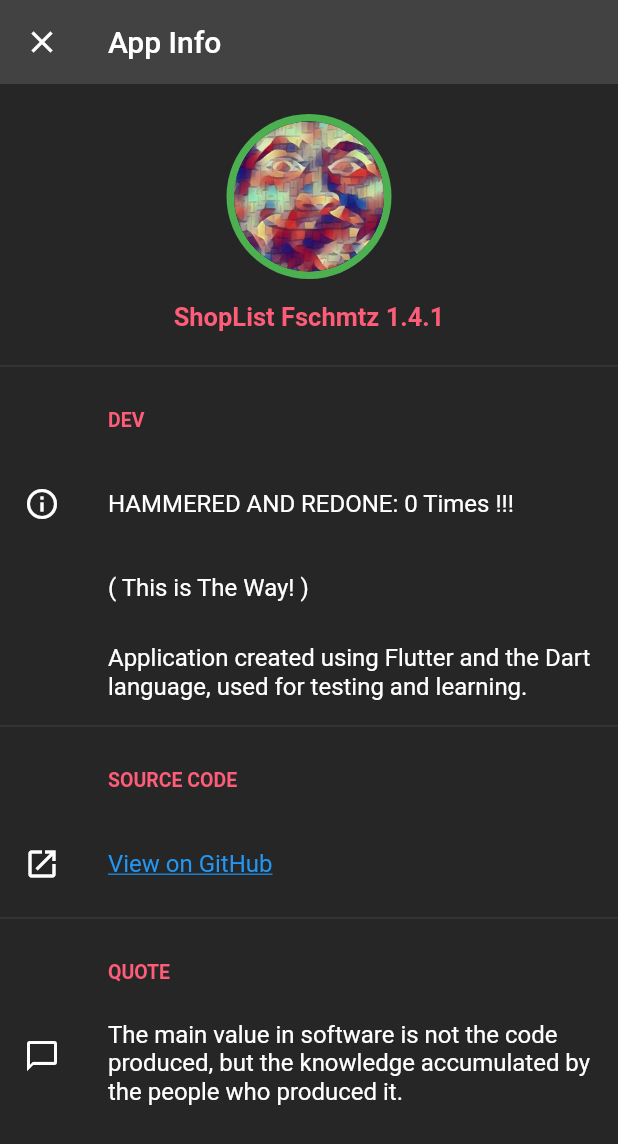
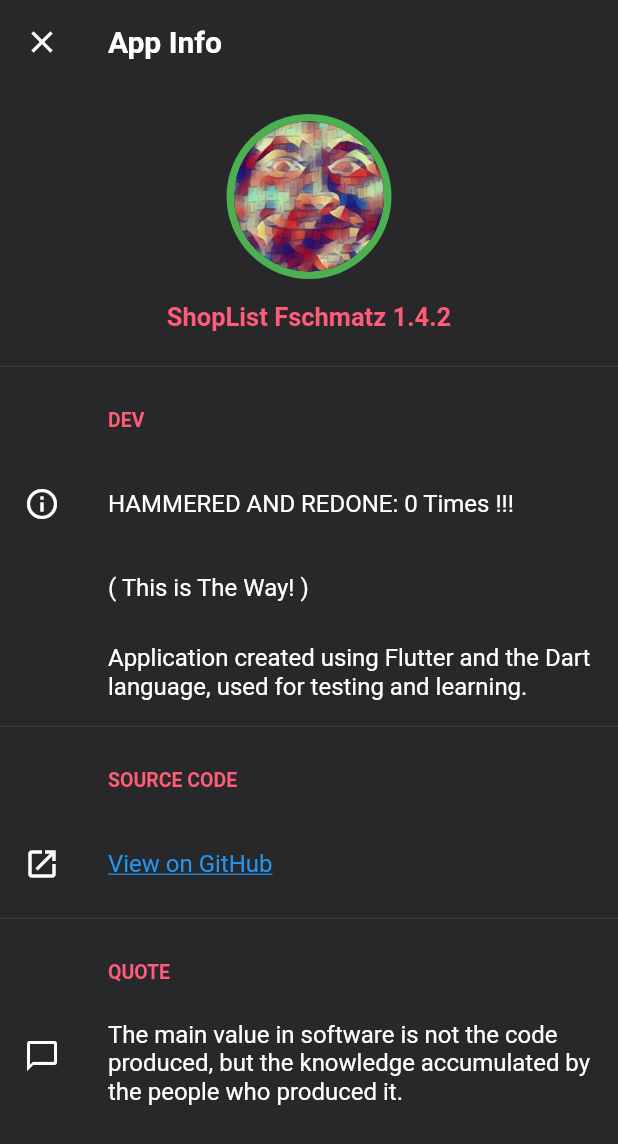
Before and after one commit to Fschmatz/shoppinglistfschmtz, a Flutter app: the SettingsPage screen opened directly, after a tap on "App Info", on a phone screen of 412 x 824 dp. Shown: the top 1144 px of the screen. Run offline on Flutter 3.47's test engine with Material 2 defaults, Android fonts, the phone set to English and light mode, and no system bars; our stand-ins replace flutter_colorpicker, shared_preferences, sqflite; missing offline and left inert: flutter_animator; accounts and stored records are empty.

Commit message:
Update 1.4.2

```diff
--- a/lib/configs/appInfoPage.dart
+++ b/lib/configs/app_info_page.dart
@@ -3,6 +3,8 @@ import 'package:url_launcher/url_launcher.dart';
 import '../util/changelog.dart';
 
 class AppInfoPage extends StatelessWidget {
+  AppInfoPage({Key key}) : super(key: key);
+
 
   _launchGithub() async {
     const url = 'https://github.com/Fschmatz/shoppinglistfschmtz';
@@ -13,18 +15,18 @@ class AppInfoPage extends StatelessWidget {
     }
   }
 
-  Color themeColorApp = Color(0xFFFF5C78);
+  Color themeColorApp = const Color(0xFFFF5C78);
 
   @override
   Widget build(BuildContext context) {
     return Scaffold(
         appBar: AppBar(
-          title: Text("App Info"),
+          title: const Text("App Info"),
           elevation: 0,
         ),
         body: ListView(children: <Widget>[
           const SizedBox(height: 20),
-          CircleAvatar(
+          const CircleAvatar(
             radius: 55,
             backgroundColor: Colors.green,
             child: CircleAvatar(
@@ -43,7 +45,7 @@ class AppInfoPage extends StatelessWidget {
           const SizedBox(height: 15),
           const Divider(),
           ListTile(
-            leading: SizedBox(
+            leading: const SizedBox(
               height: 0.1,
             ),
             title: Text("Dev".toUpperCase(),
@@ -52,7 +54,7 @@ class AppInfoPage extends StatelessWidget {
                     fontWeight: FontWeight.w700,
                     color: themeColorApp)),
           ),
-          ListTile(
+          const ListTile(
             leading: Icon( Icons.info_outline),
             title: Text(
               "HAMMERED AND REDONE: 0 Times !!!",
@@ -61,7 +63,7 @@ class AppInfoPage extends StatelessWidget {
               ),
             ),
           ),
-          ListTile(
+          const ListTile(
             leading: SizedBox(
               height: 0.1,
             ),
@@ -72,7 +74,7 @@ class AppInfoPage extends StatelessWidget {
               ),
             ),
           ),
-          ListTile(
+          const ListTile(
             leading: SizedBox(
               height: 0.1,
             ),
@@ -85,7 +87,7 @@ class AppInfoPage extends StatelessWidget {
           ),
           const Divider(),
           ListTile(
-            leading: SizedBox(
+            leading: const SizedBox(
               height: 0.1,
             ),
             title: Text("Source Code".toUpperCase(),
@@ -96,15 +98,15 @@ class AppInfoPage extends StatelessWidget {
           ),
           ListTile(
             onTap: () {_launchGithub();},
-            leading: Icon(Icons.open_in_new_outlined),
-            title: Text("View on GitHub",
+            leading: const Icon(Icons.open_in_new_outlined),
+            title: const Text("View on GitHub",
                 style: TextStyle(
                     decoration: TextDecoration.underline,
                     color: Colors.blue)),
           ),
           const Divider(),
           ListTile(
-            leading: SizedBox(
+            leading: const SizedBox(
               height: 0.1,
             ),
             title: Text("Quote".toUpperCase(),
@@ -113,7 +115,7 @@ class AppInfoPage extends StatelessWidget {
                     fontWeight: FontWeight.w700,
                     color: themeColorApp)),
           ),
-          ListTile(
+          const ListTile(
             leading: Icon(Icons.messenger_outline),
             title: Text(
               "The main value in software is not the code produced, but the knowledge accumulated by the people who produced it.",
--- a/lib/configs/settingsPage.dart
+++ b/lib/configs/settings_page.dart
@@ -2,8 +2,8 @@ import 'package:flutter/material.dart';
 import 'package:shoppinglistfschmtz/util/theme.dart';
 import '../util/changelog.dart';
 import 'package:provider/provider.dart';
-import 'appInfoPage.dart';
-import 'changelogPage.dart';
+import 'app_info_page.dart';
+import 'changelog_page.dart';
 import 'package:shared_preferences/shared_preferences.dart';
 
 class SettingsPage extends StatefulWidget {
@@ -19,13 +19,13 @@ class _SettingsPageState extends State<SettingsPage> {
     super.initState();
   }
 
-  Color themeColorApp = Color(0xFFFF5C78);
+  Color themeColorApp = const Color(0xFFFF5C78);
 
   @override
   Widget build(BuildContext context) {
     return Scaffold(
         appBar: AppBar(
-          title: Text("Settings"),
+          title: const Text("Settings"),
           elevation: 0,
         ),
         body: SingleChildScrollView(
@@ -36,20 +36,20 @@ class _SettingsPageState extends State<SettingsPage> {
                 elevation: 1,
                 margin: const EdgeInsets.fromLTRB(16, 20, 16, 25),
                 color: themeColorApp,
-                shape: RoundedRectangleBorder(
+                shape: const RoundedRectangleBorder(
                   borderRadius: BorderRadius.all(Radius.circular(15)),
                 ),
                 child: ListTile(
                   title: Text(
                     Changelog.appName + " " + Changelog.appVersion,
                     textAlign: TextAlign.center,
-                    style: TextStyle(fontSize: 17.5, color: Colors.black),
+                    style: const TextStyle(fontSize: 17.5, color: Colors.black),
                   ),
                 ),
               ),
               const Divider(),
               ListTile(
-                leading: SizedBox(
+                leading: const SizedBox(
                   height: 0.1,
                 ),
                 title: Text("About".toUpperCase(),
@@ -59,10 +59,10 @@ class _SettingsPageState extends State<SettingsPage> {
                         color: themeColorApp)),
               ),
               ListTile(
-                leading: Icon(
+                leading: const Icon(
                   Icons.info_outline,
                 ),
-                title: Text(
+                title: const Text(
                   "App Info",
                   style: TextStyle(fontSize: 16),
                 ),
@@ -79,10 +79,10 @@ class _SettingsPageState extends State<SettingsPage> {
                 height: 10.0,
               ),
               ListTile(
-                leading: Icon(
+                leading: const Icon(
                   Icons.text_snippet_outlined,
                 ),
-                title: Text(
+                title: const Text(
                   "Changelog",
                   style: TextStyle(fontSize: 16),
                 ),
@@ -97,7 +97,7 @@ class _SettingsPageState extends State<SettingsPage> {
               ),
               const Divider(),
               ListTile(
-                leading: SizedBox(
+                leading: const SizedBox(
                   height: 0.1,
                 ),
                 title: Text("General".toUpperCase(),
@@ -108,11 +108,11 @@ class _SettingsPageState extends State<SettingsPage> {
               ),
               Consumer<ThemeNotifier>(
                 builder: (context, notifier, child) => SwitchListTile(
-                    title: Text(
+                    title: const Text(
                       "Dark Theme",
                       style: TextStyle(fontSize: 16),
                     ),
-                    secondary: Icon(Icons.brightness_6_outlined),
+                    secondary: const Icon(Icons.brightness_6_outlined),
                     activeColor: Colors.blue,
                     value: notifier.darkTheme,
                     onChanged: (value) {
@@ -127,11 +127,11 @@ class _SettingsPageState extends State<SettingsPage> {
                   builder: (context, snapshot) {
                     if (snapshot.hasData) {
                       return SwitchListTile(
-                          title: Text(
+                          title: const Text(
                             "Show Shoplist Item Count",
                             style: TextStyle(fontSize: 16),
                           ),
-                          secondary: Icon(Icons.format_list_numbered_rtl),
+                          secondary: const Icon(Icons.format_list_numbered_rtl),
                           activeColor: Colors.blue,
                           value: snapshot.data,
                           onChanged: (value) {
@@ -140,7 +140,7 @@ class _SettingsPageState extends State<SettingsPage> {
                             });
                           });
                     }
-                    return SizedBox.shrink();
+                    return const SizedBox.shrink();
                   })
             ],
           ),
@@ -154,9 +154,7 @@ class ShowCount {
   bool _showItemCount;
 
   _initPrefs() async {
-    if (prefs == null) {
-      prefs = await SharedPreferences.getInstance();
-    }
+    prefs ??= await SharedPreferences.getInstance();
   }
 
   toggleShowCount(bool value) {
--- a/lib/main.dart
+++ b/lib/main.dart
@@ -2,12 +2,12 @@ import 'package:flutter/material.dart';
 import 'package:shoppinglistfschmtz/pages/home/home.dart';
 import 'package:shoppinglistfschmtz/util/theme.dart';
 import 'package:provider/provider.dart';
-import 'package:shoppinglistfschmtz/db/criadorDb.dart';
+import 'package:shoppinglistfschmtz/db/criador_db.dart';
 
 Future<void> main() async {
   WidgetsFlutterBinding.ensureInitialized();
 
-  final dbHelperCriadorDB = criadorDb.instance;
+  final dbHelperCriadorDB = CriadorDb.instance;
   dbHelperCriadorDB.initDatabase();
   runApp(ChangeNotifierProvider(
     create: (_) => ThemeNotifier(),
--- a/lib/util/changelog.dart
+++ b/lib/util/changelog.dart
@@ -1,12 +1,13 @@
 class Changelog{
 
-  static String appVersion = "1.4.1";
-  static String appName = "ShopList Fschmtz";
+  static String appVersion = "1.4.2";
+  static String appName = "ShopList Fschmatz";
 
   static String changelogCurrent = '''
-1.4.1
+1.4.2
 - Home Changes
 - Small Fixes
+- Lints
 ''';
   static String changelogsOld = '''
 1.3.3
--- a/pubspec.yaml
+++ b/pubspec.yaml
@@ -15,7 +15,7 @@ publish_to: 'none' # Remove this line if you wish to publish to pub.dev
 # In iOS, build-name is used as CFBundleShortVersionString while build-number used as CFBundleVersion.
 # Read more about iOS versioning at
 # https://developer.apple.com/library/archive/documentation/General/Reference/InfoPlistKeyReference/Articles/CoreFoundationKeys.html
-version: 1.4.1
+version: 1.4.2
 
 environment:
   sdk: ">=2.7.0 <3.0.0"
@@ -39,6 +39,8 @@ dev_dependencies:
   flutter_colorpicker:
   url_launcher:
   flutter_animator:
+  flutter_lints: ^1.0.0
+  lints: ^1.0.1
 
 # For information on the generic Dart part of this file, see the
 # following page: https://dart.dev/tools/pub/pubspec
```
Also changed, not shown: analysis_options.yaml (added, +29 -0 lines), lib/configs/changelog_page.dart (renamed from lib/configs/changelogPage.dart, +11 -9 lines), lib/db/criador_db.dart (renamed from lib/db/criadorDb.dart, +5 -6 lines), lib/db/item_dao.dart (renamed from lib/db/itemDao.dart, +10 -10 lines), lib/db/shoplist_dao.dart (renamed from lib/db/shopListDao.dart, +9 -9 lines), lib/pages/edit/edit_shoplist.dart (renamed from lib/pages/edit/editShopList.dart, +43 -44 lines), lib/pages/edit/item_edit_shoplist.dart (renamed from lib/pages/edit/itemEditShopList.dart, +15 -11 lines), lib/pages/home/home.dart (+11 -12 lines), lib/pages/home/item_shoplist_home.dart (renamed from lib/pages/home/itemShopListHome.dart, +6 -6 lines), lib/pages/home/shoplist_home.dart (renamed from lib/pages/home/shopListHome.dart, +8 -8 lines), lib/pages/new/item_new_shoplist.dart (renamed from lib/pages/new/itemNewShopList.dart, +4 -4 lines), lib/pages/new/new_shoplist.dart (renamed from lib/pages/new/newShopList.dart, +25 -25 lines), lib/util/theme.dart (+34 -19 lines), lib/classes/shop_list.dart (renamed from lib/classes/shopList.dart), 1 more files.
